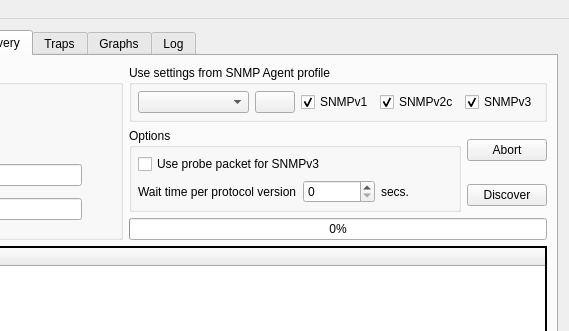
First picture: the form in app/mainw.ui, repository verrio/snmpb, before the edit; both pictures show x 231 to 800 and y 0 to 331 of the 800 by 600 pixel window.
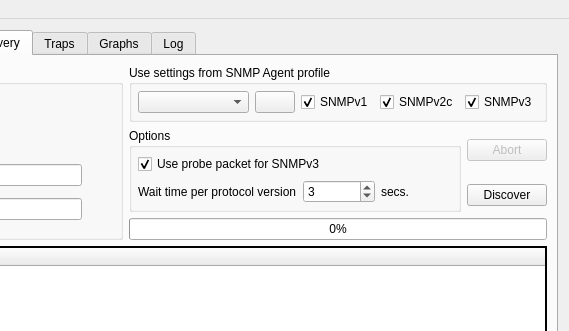
Second picture: the form after the edit. The open tabs and pages were chosen to show the change. Icons and pictures are not drawn. Custom widgets are drawn as their Qt base class.

Commit message: Completed discovery feature

```diff
--- a/app/mainw.ui
+++ b/app/mainw.ui
@@ -733,7 +733,17 @@
             </widget>
            </item>
            <item row="1" column="1" >
-            <widget class="QSpinBox" name="DiscoveryWaitTime" />
+            <widget class="QSpinBox" name="DiscoveryWaitTime" >
+             <property name="maximum" >
+              <number>1000</number>
+             </property>
+             <property name="minimum" >
+              <number>1</number>
+             </property>
+             <property name="value" >
+              <number>3</number>
+             </property>
+            </widget>
            </item>
            <item row="1" column="0" >
             <widget class="QLabel" name="DiscoveryWaitTimeL" >
@@ -747,6 +757,9 @@
              <property name="text" >
               <string>Use probe packet for SNMPv3</string>
              </property>
+             <property name="checked" >
+              <bool>true</bool>
+             </property>
             </widget>
            </item>
           </layout>
@@ -979,6 +992,9 @@
         </item>
         <item row="1" column="2" >
          <widget class="QPushButton" name="DiscoveryAbortButton" >
+          <property name="enabled" >
+           <bool>false</bool>
+          </property>
           <property name="sizePolicy" >
            <sizepolicy>
             <hsizetype>0</hsizetype>
@@ -1844,12 +1860,6 @@
  </widget>
  <layoutdefault spacing="6" margin="11" />
  <customwidgets>
-  <customwidget>
-   <class>QPenStyleComboBox</class>
-   <extends>QComboBox</extends>
-   <header>comboboxes.h</header>
-   <container>1</container>
-  </customwidget>
   <customwidget>
    <class>BasicMibView</class>
    <extends>QWidget</extends>
@@ -1880,6 +1890,12 @@
    <header>comboboxes.h</header>
    <container>1</container>
   </customwidget>
+  <customwidget>
+   <class>QPenStyleComboBox</class>
+   <extends>QComboBox</extends>
+   <header>comboboxes.h</header>
+   <container>1</container>
+  </customwidget>
  </customwidgets>
  <resources>
   <include location="snmpb.qrc" />
```
The commit also changes 2 other files.
